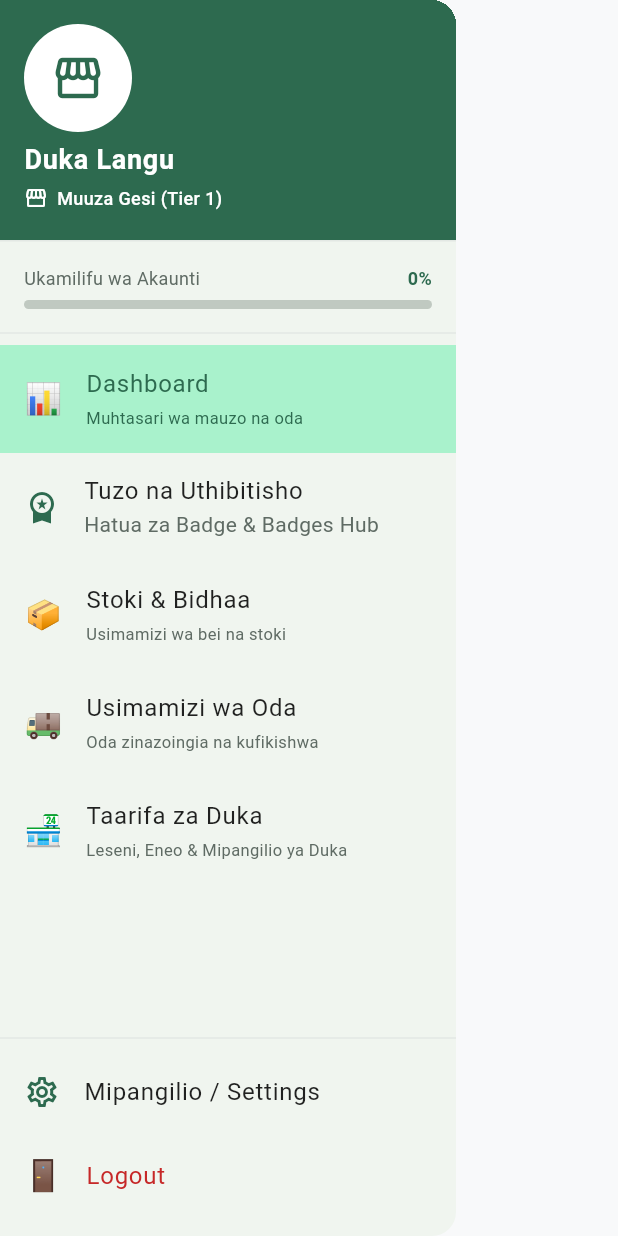
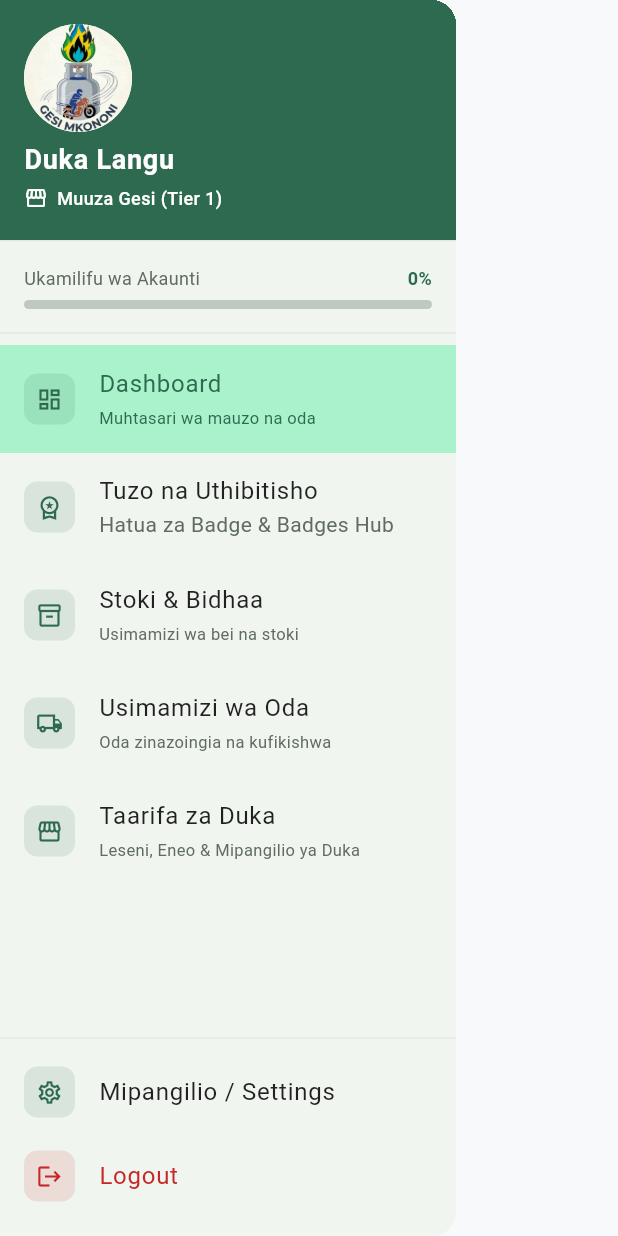
Before and after one commit to titokachima91/gasLink, a Flutter app: the VendorDrawer widget shown alone on an empty page, opened directly with empty values, on a phone screen of 412 x 824 dp. Run offline on Flutter 3.47's test engine with Material 3 defaults, Android fonts, the light colour scheme and no system bars; our stand-ins replace cloud_firestore, connectivity_plus, firebase_auth, firebase_core, firebase_messaging, firebase_storage and 4 more; missing offline and left inert: dart:html; accounts and stored records are empty.

Commit message:
feat(vendor): polish drawer, dashboard, inventory, orders and profile
- Drawer: icon tiles replace emoji, logo avatar fallback, verified chip
  beside the tier badge
- Dashboard: verification status card links to the badge hub
- Badge hub: verified chip on the hero and shared section header
- Inventory: design-kit cards with price/stock pills and shared empty state
- Order manager: per-tab section headers, shared empty state, status pills
- Profile: plain section labels replaced with AppSectionHeader
- Add share_plus 12.0.2 (Flutter 3.22+ compatible) for the next slices

```diff
--- a/lib/screens/vendor/widgets/vendor_drawer.dart
+++ b/lib/screens/vendor/widgets/vendor_drawer.dart
@@ -19,6 +19,7 @@ class VendorDrawer extends StatelessWidget {
   final String? imageUrl;
   final int completionPercentage;
   final int currentTier;
+  final bool verified;
   final int selectedIndex;
   final Function(int) onSelectTab;
   final VoidCallback onLogout;
@@ -29,6 +30,7 @@ class VendorDrawer extends StatelessWidget {
     this.imageUrl,
     required this.completionPercentage,
     required this.currentTier,
+    this.verified = false,
     required this.selectedIndex,
     required this.onSelectTab,
     required this.onLogout,
@@ -77,11 +79,15 @@ class VendorDrawer extends StatelessWidget {
                 color: Colors.white,
               ),
             ),
-            accountEmail: Row(
+            accountEmail: Column(
+              crossAxisAlignment: CrossAxisAlignment.start,
+              mainAxisSize: MainAxisSize.min,
+              children: [
+                Row(
                   children: [
                     Icon(badgeIcon, size: 16, color: badgeColor),
                     const SizedBox(width: 6),
-                Expanded(
+                    Flexible(
                       child: Text(
                         badgeLabel,
                         style: const TextStyle(
@@ -94,15 +100,41 @@ class VendorDrawer extends StatelessWidget {
                     ),
                   ],
                 ),
+                if (verified) ...[
+                  const SizedBox(height: 5),
+                  Container(
+                    padding: const EdgeInsets.symmetric(
+                      horizontal: 8,
+                      vertical: 3,
+                    ),
+                    decoration: BoxDecoration(
+                      color: Colors.white.withOpacity(0.18),
+                      borderRadius: BorderRadius.circular(999),
+                    ),
+                    child: const Row(
+                      mainAxisSize: MainAxisSize.min,
+                      children: [
+                        Icon(Icons.verified, size: 12, color: Colors.white),
+                        SizedBox(width: 4),
+                        Text(
+                          'Imethibitishwa / Verified',
+                          style: TextStyle(
+                            fontSize: 10,
+                            fontWeight: FontWeight.w700,
+                            color: Colors.white,
+                          ),
+                        ),
+                      ],
+                    ),
+                  ),
+                ],
+              ],
+            ),
             currentAccountPicture: CircleAvatar(
               backgroundColor: Colors.white,
-              backgroundImage: imageUrl != null && imageUrl!.isNotEmpty
+              backgroundImage: (imageUrl != null && imageUrl!.isNotEmpty)
                   ? NetworkImage(imageUrl!)
-                  : null,
-              child: imageUrl == null || imageUrl!.isEmpty
-                  ? Icon(Icons.storefront,
-                      color: context.colors.primary, size: 36)
-                  : null,
+                  : const AssetImage('assets/gaslinklogo.png') as ImageProvider,
             ),
           ),
 
@@ -153,7 +185,7 @@ class VendorDrawer extends StatelessWidget {
               children: [
                 // 0: Dashboard
                 ListTile(
-                  leading: const Text('📊', style: TextStyle(fontSize: 20)),
+                  leading: _navIcon(context, Icons.dashboard_outlined),
                   title: const Text('Dashboard'),
                   subtitle: const Text(
                     'Muhtasari wa mauzo na oda',
@@ -171,8 +203,7 @@ class VendorDrawer extends StatelessWidget {
                 // 1: Badges & Gamified Progress Hub
                 // NEW CODE:
                 ListTile(
-                  leading: Icon(Icons.workspace_premium,
-                      color: context.colors.primary),
+                  leading: _navIcon(context, Icons.workspace_premium_outlined),
                   title: const Text('Tuzo na Uthibitisho'),
                   subtitle: const Text('Hatua za Badge & Badges Hub'),
                   onTap: () {
@@ -188,7 +219,7 @@ class VendorDrawer extends StatelessWidget {
                 ),
                 // 2: Inventory & Products
                 ListTile(
-                  leading: const Text('📦', style: TextStyle(fontSize: 20)),
+                  leading: _navIcon(context, Icons.inventory_2_outlined),
                   title: const Text('Stoki & Bidhaa'),
                   subtitle: const Text(
                     'Usimamizi wa bei na stoki',
@@ -205,7 +236,7 @@ class VendorDrawer extends StatelessWidget {
 
                 // 3: Order Management
                 ListTile(
-                  leading: const Text('🚚', style: TextStyle(fontSize: 20)),
+                  leading: _navIcon(context, Icons.local_shipping_outlined),
                   title: const Text('Usimamizi wa Oda'),
                   subtitle: const Text(
                     'Oda zinazoingia na kufikishwa',
@@ -222,7 +253,7 @@ class VendorDrawer extends StatelessWidget {
 
                 // 4: Store Profile
                 ListTile(
-                  leading: const Text('🏪', style: TextStyle(fontSize: 20)),
+                  leading: _navIcon(context, Icons.storefront_outlined),
                   title: const Text('Taarifa za Duka'),
                   subtitle: const Text(
                     'Leseni, Eneo & Mipangilio ya Duka',
@@ -244,8 +275,7 @@ class VendorDrawer extends StatelessWidget {
 
           // ── Footer Actions ───────────────────────────────────────────
           ListTile(
-            leading:
-                Icon(Icons.settings_outlined, color: context.colors.primary),
+            leading: _navIcon(context, Icons.settings_outlined),
             title: const Text('Mipangilio / Settings'),
             onTap: () {
               Navigator.pop(context); // Close drawer
@@ -258,7 +288,8 @@ class VendorDrawer extends StatelessWidget {
             },
           ),
           ListTile(
-            leading: const Text('🚪', style: TextStyle(fontSize: 20)),
+            leading:
+                _navIcon(context, Icons.logout, color: context.colors.error),
             title:
                 Text('Logout', style: TextStyle(color: context.colors.error)),
             onTap: () {
@@ -269,6 +300,19 @@ class VendorDrawer extends StatelessWidget {
           const SizedBox(height: 12),
         ],
       ),
+    );
+  }
+
+  Widget _navIcon(BuildContext context, IconData icon, {Color? color}) {
+    final accent = color ?? context.colors.primary;
+    return Container(
+      width: 34,
+      height: 34,
+      decoration: BoxDecoration(
+        color: accent.withOpacity(0.12),
+        borderRadius: BorderRadius.circular(9),
+      ),
+      child: Icon(icon, size: 18, color: accent),
     );
   }
 
--- a/pubspec.yaml
+++ b/pubspec.yaml
@@ -52,6 +52,7 @@ dependencies:
   # v7.x requires Flutter >= 3.29 (flutter.compileSdkVersion); do not upgrade
   # without upgrading the whole Android toolchain.
   connectivity_plus: 6.1.2
+  share_plus: ^12.0.2
 
 dev_dependencies:
   flutter_test:
```
Also changed, not shown: lib/screens/vendor/inventory_screen.dart (+62 -59 lines), lib/screens/vendor/vendor_badge_screen.dart (+13 -3 lines), lib/screens/vendor/vendor_dashboard_screen.dart (+59 -0 lines), lib/screens/vendor/vendor_order_screen.dart (+27 -28 lines), lib/screens/vendor/vendor_profile_screen.dart (+9 -23 lines), pubspec.lock. Lines whose indentation alone changed are shown as unchanged.
